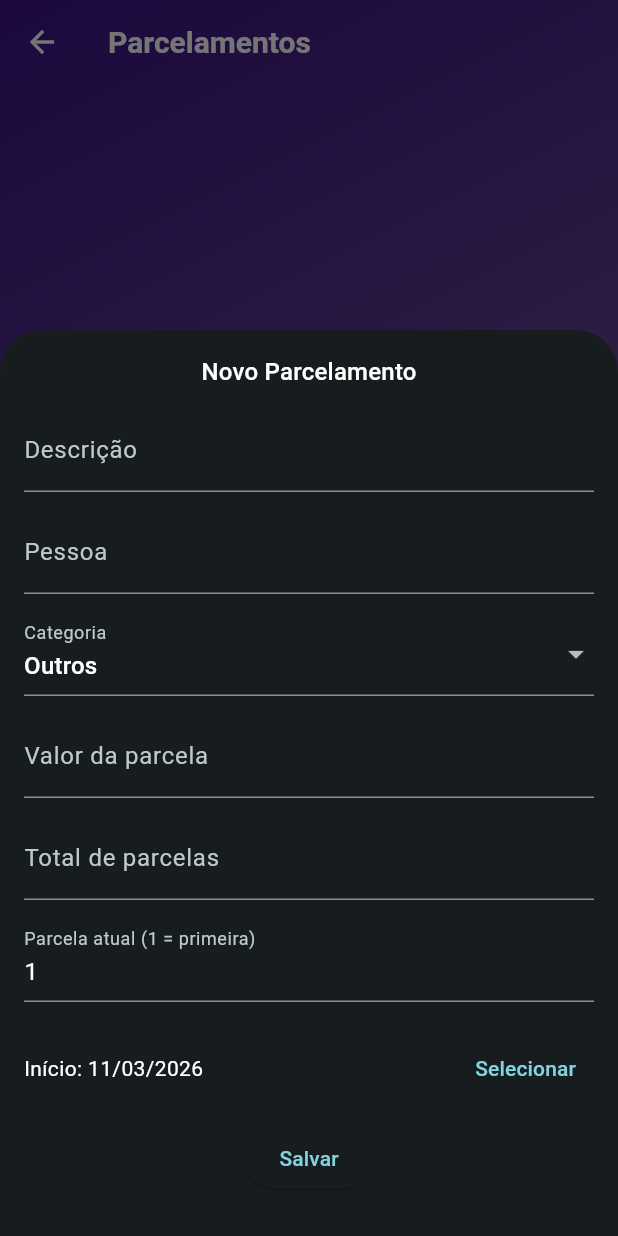
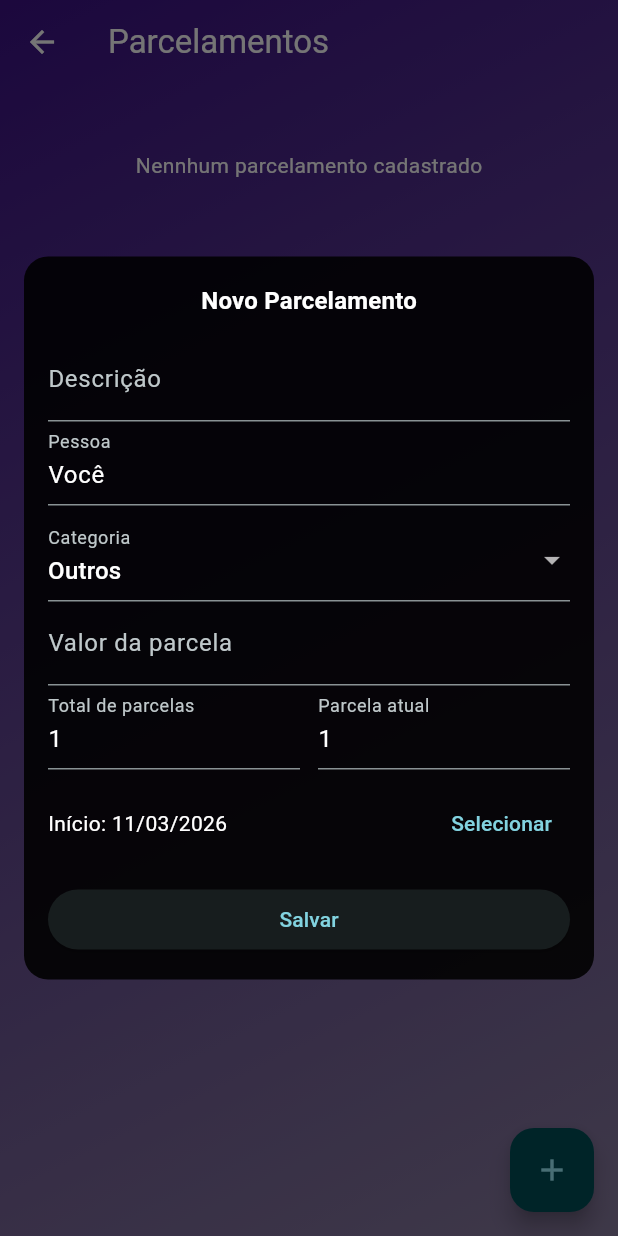
Before and after one commit to ianBAlmeida/financeControl, a Flutter app: the InstallmentsPage screen opened by its route, after a tap on the "add" icon, on a phone screen of 412 x 824 dp. Run offline on Flutter 3.47's test engine with Material 3 defaults, Android fonts, the light colour scheme and no system bars; our stand-ins replace fl_chart, go_router, shared_preferences; accounts and stored records are empty.

Commit message:
Mudanças no app e início do modal de novo gasto

```diff
--- /dev/null
+++ b/devtools_options.yaml
@@ -0,0 +1,3 @@
+description: This file stores settings for Dart & Flutter DevTools.
+documentation: https://docs.flutter.dev/tools/devtools/extensions#configure-extension-enablement-states
+extensions:
--- a/lib/app_router.dart
+++ b/lib/app_router.dart
@@ -20,7 +20,10 @@ final appRouter = GoRouter(
           path: 'installments',
           builder: (context, state) => const InstallmentsPage(),
         ),
-        GoRoute(path: 'summary', builder: (context, state) => SummaryPage()),
+        GoRoute(
+          path: 'summary',
+          builder: (context, state) => const SummaryPage(),
+        ),
       ],
     ),
   ],
--- a/lib/app_theme.dart
+++ b/lib/app_theme.dart
@@ -3,29 +3,20 @@ import 'package:flutter/material.dart';
 class AppTheme {
   static final light = ThemeData(
     useMaterial3: true,
-    brightness: Brightness.dark, // força tipografia/ícones brancos por padrão
+    brightness: Brightness.dark,
     colorScheme: ColorScheme.fromSeed(
       seedColor: Colors.white,
       brightness: Brightness.dark,
-    ),
-    scaffoldBackgroundColor: Colors.transparent, // mostra o gradiente do main
+    ).copyWith(surface: Colors.transparent, background: Colors.transparent),
+    scaffoldBackgroundColor: Colors.transparent,
+    canvasColor: Colors.transparent,
     appBarTheme: const AppBarTheme(
       backgroundColor: Colors.transparent,
       foregroundColor: Colors.white,
-      iconTheme: IconThemeData(color: Colors.white),
-      titleTextStyle: TextStyle(
-        color: Colors.white,
-        fontSize: 20,
-        fontWeight: FontWeight.w600,
-      ),
       elevation: 0,
     ),
     iconTheme: const IconThemeData(color: Colors.white),
     textTheme: ThemeData.dark().textTheme.apply(
-      bodyColor: Colors.white,
-      displayColor: Colors.white,
-    ),
-    primaryTextTheme: ThemeData.dark().textTheme.apply(
       bodyColor: Colors.white,
       displayColor: Colors.white,
     ),
@@ -37,17 +28,6 @@ class AppTheme {
       color: Colors.white.withOpacity(0.08),
       surfaceTintColor: Colors.transparent,
       elevation: 1,
-      margin: const EdgeInsets.symmetric(horizontal: 12, vertical: 6),
-    ),
-    floatingActionButtonTheme: const FloatingActionButtonThemeData(
-      foregroundColor: Colors.white,
-      backgroundColor: Colors.deepPurpleAccent,
-    ),
-    bottomNavigationBarTheme: const BottomNavigationBarThemeData(
-      selectedItemColor: Colors.white,
-      unselectedItemColor: Colors.white70,
-      backgroundColor: Colors.transparent,
-      type: BottomNavigationBarType.fixed,
     ),
   );
 }
--- /dev/null
+++ b/lib/features/credit/installments_dialog.dart
@@ -0,0 +1,196 @@
+import 'package:finance_control/data/category.dart';
+import 'package:finance_control/data/models.dart';
+import 'package:finance_control/data/repository.dart';
+import 'package:flutter/material.dart';
+import 'package:intl/intl.dart';
+
+class InstallmentsDialog extends StatefulWidget {
+  const InstallmentsDialog({
+    super.key,
+    required this.existing,
+    required this.repo,
+  });
+
+  final FinanceRepository repo;
+  final InstallmentPlan? existing;
+
+  @override
+  State<InstallmentsDialog> createState() => _InstallmentsDialogState();
+}
+
+class _InstallmentsDialogState extends State<InstallmentsDialog> {
+  final descCtrl = TextEditingController();
+  final personCtrl = TextEditingController(text: 'Você');
+  final valueCtrl = TextEditingController();
+  final totalCtrl = TextEditingController(text: '1');
+  final currentCtrl = TextEditingController(text: '1');
+  Category selected = Category.outros;
+  DateTime selectedDate = DateTime.now();
+  final currency = NumberFormat.simpleCurrency(locale: 'pt_BR');
+
+  @override
+  void initState() {
+    super.initState();
+    final e = widget.existing;
+    if (e != null) {
+      descCtrl.text = e.description;
+      personCtrl.text = e.person;
+      valueCtrl.text = e.installmentValue.toStringAsFixed(2);
+      totalCtrl.text = e.totalInstallments.toString();
+      currentCtrl.text = e.currentInstallment.toString();
+      selected = e.category;
+      selectedDate = e.startDate;
+    }
+  }
+
+  @override
+  void dispose() {
+    descCtrl.dispose();
+    personCtrl.dispose();
+    valueCtrl.dispose();
+    totalCtrl.dispose();
+    currentCtrl.dispose();
+    super.dispose();
+  }
+
+  Future<void> _pickDate() async {
+    final picked = await showDatePicker(
+      context: context,
+      firstDate: DateTime(2020),
+      lastDate: DateTime(2100),
+    );
+  }
+
+  Future<void> _save() async {
+    final value = double.tryParse(valueCtrl.text.replaceAll(',', '.')) ?? 0;
+    final total = int.tryParse(totalCtrl.text) ?? 0;
+    final current = int.tryParse(currentCtrl.text) ?? 1;
+    if (value <= 0 || total <= 0 || descCtrl.text.isEmpty) return;
+
+    final plan = InstallmentPlan(
+      id: widget.existing?.id ?? 'temp',
+      description: descCtrl.text,
+      category: selected,
+      person: personCtrl.text.isEmpty ? 'Você' : personCtrl.text,
+      installmentValue: value,
+      totalInstallments: total,
+      currentInstallment: current,
+      startDate: selectedDate,
+    );
+
+    if (widget.existing == null) {
+      await widget.repo.addInstallment(plan);
+    } else {
+      await widget.repo.updateInstallment(plan);
+    }
+    if (!mounted) return;
+    Navigator.pop(context, true);
+  }
+
+  @override
+  Widget build(BuildContext context) {
+    final TextTheme = Theme.of(context).textTheme;
+    return Dialog(
+      backgroundColor: const Color.fromARGB(
+        255,
+        0,
+        0,
+        0,
+      ).withValues(alpha: 0.88),
+      insetPadding: const EdgeInsets.symmetric(horizontal: 16, vertical: 24),
+      shape: RoundedRectangleBorder(borderRadius: BorderRadius.circular(16)),
+      child: SingleChildScrollView(
+        padding: EdgeInsets.only(
+          left: 16,
+          right: 16,
+          top: 18,
+          bottom: MediaQuery.of(context).viewInsets.bottom + 16,
+        ),
+        child: Column(
+          mainAxisSize: MainAxisSize.min,
+          children: [
+            Text(
+              widget.existing == null
+                  ? 'Novo Parcelamento'
+                  : 'Editar Parcelamento',
+              style: TextTheme.titleMedium?.copyWith(
+                fontWeight: FontWeight.w700,
+              ),
+            ),
+            const SizedBox(height: 12),
+            TextField(
+              controller: descCtrl,
+              decoration: const InputDecoration(labelText: 'Descrição'),
+            ),
+            TextField(
+              controller: personCtrl,
+              decoration: const InputDecoration(labelText: 'Pessoa'),
+            ),
+            const SizedBox(height: 8),
+            DropdownButtonFormField<Category>(
+              value: selected,
+              decoration: const InputDecoration(labelText: 'Categoria'),
+              items: Category.values
+                  .map((c) => DropdownMenuItem(value: c, child: Text(c.label)))
+                  .toList(),
+              onChanged: (v) => setState(() => selected = v ?? Category.outros),
+            ),
+            TextField(
+              controller: valueCtrl,
+              keyboardType: const TextInputType.numberWithOptions(
+                decimal: true,
+              ),
+              decoration: const InputDecoration(labelText: 'Valor da parcela'),
+            ),
+            Row(
+              children: [
+                Expanded(
+                  child: TextField(
+                    controller: totalCtrl,
+                    keyboardType: TextInputType.number,
+                    decoration: const InputDecoration(
+                      labelText: 'Total de parcelas',
+                    ),
+                  ),
+                ),
+                const SizedBox(width: 12),
+                Expanded(
+                  child: TextField(
+                    controller: currentCtrl,
+                    keyboardType: TextInputType.number,
+                    decoration: const InputDecoration(
+                      labelText: 'Parcela atual',
+                    ),
+                  ),
+                ),
+              ],
+            ),
+            const SizedBox(height: 12),
+            Row(
+              children: [
+                Expanded(
+                  child: Text(
+                    'Início: ${DateFormat.yMd('pt_BR').format(selectedDate)}',
+                    style: TextTheme.bodyMedium,
+                  ),
+                ),
+                TextButton(
+                  onPressed: _pickDate,
+                  child: const Text('Selecionar'),
+                ),
+              ],
+            ),
+            const SizedBox(height: 16),
+            SizedBox(
+              width: double.infinity,
+              child: ElevatedButton(
+                onPressed: _save,
+                child: const Text('Salvar'),
+              ),
+            ),
+          ],
+        ),
+      ),
+    );
+  }
+}
--- a/lib/features/credit/installments_page.dart
+++ b/lib/features/credit/installments_page.dart
@@ -2,6 +2,7 @@ import 'package:finance_control/data/category.dart';
 import 'package:finance_control/data/local_storage.dart';
 import 'package:finance_control/data/models.dart';
 import 'package:finance_control/data/repository.dart';
+import 'package:finance_control/features/credit/installments_dialog.dart';
 import 'package:flutter/material.dart';
 import 'package:intl/intl.dart';
 
@@ -14,7 +15,7 @@ class InstallmentsPage extends StatefulWidget {
 
 class _InstallmentsPageState extends State<InstallmentsPage> {
   late final FinanceRepository repo;
-  List<InstallmentPlan> plans = [];
+  List<InstallmentPlan> installments = [];
   bool loading = true;
   final currency = NumberFormat.simpleCurrency(locale: 'pt_BR');
 
@@ -27,179 +28,130 @@ class _InstallmentsPageState extends State<InstallmentsPage> {
 
   Future<void> _load() async {
     setState(() => loading = true);
+    try {
+      await repo.reload();
       final list = await repo.getInstallments();
       setState(() {
-      plans = list;
+        installments = list;
         loading = false;
       });
+    } catch (e) {
+      if (!mounted) return;
+      setState(() => loading = false);
+      ScaffoldMessenger.of(
+        context,
+      ).showSnackBar(SnackBar(content: Text('Erro ao carregar parcelas: $e')));
+    }
   }
 
-  Future<void> _addOrEdit(InstallmentPlan? existing) async {
-    final descCtrl = TextEditingController(text: existing?.description ?? '');
-    final personCtrl = TextEditingController(text: existing?.person ?? '');
-    final valueCtrl = TextEditingController(
-      text: existing?.installmentValue.toString() ?? '',
+  Future<void> _openDialog([InstallmentPlan? existing]) async {
+    final changed = await showDialog<bool>(
+      context: context,
+      barrierDismissible: true,
+      builder: (_) => InstallmentsDialog(existing: existing, repo: repo),
     );
-    final totalCtrl = TextEditingController(
-      text: existing?.totalInstallments.toString() ?? '',
+  }
+
+  Future<void> _remove(String id) async {
+    final confirm = await showDialog<bool>(
+      context: context,
+      builder: (_) => AlertDialog(
+        title: const Text('Remover parcelamento'),
+        content: const Text('Tem certeza que deseja remover o parcelamento?'),
+        actions: [
+          TextButton(
+            onPressed: () => Navigator.pop(context, false),
+            child: const Text('Cancelar'),
+          ),
+          TextButton(
+            onPressed: () => Navigator.pop(context, true),
+            child: const Text('Remover'),
+          ),
+        ],
+      ),
     );
-    final currentCtrl = TextEditingController(
-      text: existing?.currentInstallment.toString() ?? '1',
-    );
-    Category selected = existing?.category ?? Category.outros;
-    DateTime startDate = existing?.startDate ?? DateTime.now();
+    if (confirm == true) {
+      await repo.removeInstallment(id);
+      _load();
+    }
+  }
 
-    await showModalBottomSheet(
-      context: context,
-      isScrollControlled: true,
-      builder: (ctx) => Padding(
-        padding: EdgeInsetsGeometry.only(
-          left: 16,
-          right: 16,
-          top: 16,
-          bottom: 16 + MediaQuery.of(context).viewInsets.bottom,
+  @override
+  Widget build(BuildContext context) {
+    if (loading) {
+      return const Scaffold(body: Center(child: CircularProgressIndicator()));
+    }
+
+    return Scaffold(
+      appBar: AppBar(title: const Text('Parcelamentos')),
+      floatingActionButton: FloatingActionButton(
+        onPressed: () => _openDialog(),
+        child: const Icon(Icons.add),
+      ),
+      body: RefreshIndicator(
+        onRefresh: _load,
+        child: ListView(
+          padding: const EdgeInsets.all(12),
+          children: [
+            if (installments.isEmpty)
+              const Padding(
+                padding: EdgeInsets.only(top: 32),
+                child: Center(child: Text('Nennhum parcelamento cadastrado')),
+              ),
+            ...installments.map((plan) {
+              final subtitle = [
+                plan.category.label,
+                plan.person,
+                'Início: ${DateFormat.yMd('pt_BR').format(plan.startDate)}',
+                'Parcela ${plan.currentInstallment}/${plan.totalInstallments}',
+              ].join(' • ');
+
+              return Card(
+                child: ListTile(
+                  isThreeLine: true,
+                  contentPadding: const EdgeInsets.symmetric(
+                    horizontal: 12,
+                    vertical: 8,
+                  ),
+                  title: Text(plan.description),
+                  subtitle: Text(subtitle),
+                  trailing: ConstrainedBox(
+                    constraints: const BoxConstraints(
+                      minWidth: 96,
+                      maxWidth: 120,
                     ),
                     child: Column(
                       mainAxisSize: MainAxisSize.min,
+                      crossAxisAlignment: CrossAxisAlignment.end,
                       children: [
-            Text(
-              existing == null ? 'Novo Parcelamento' : 'Editar Parcelamento',
-              style: Theme.of(context).textTheme.titleMedium,
+                        Text(currency.format(plan.installmentValue)),
+                        const SizedBox(height: 6),
+                        Wrap(
+                          spacing: 4,
+                          runSpacing: 4,
+                          alignment: WrapAlignment.end,
+                          children: [
+                            IconButton(
+                              onPressed: () => _openDialog(plan),
+                              icon: const Icon(Icons.edit, size: 20),
+                              tooltip: 'Editar',
                             ),
-            SizedBox(height: 12),
-            TextField(
-              controller: descCtrl,
-              decoration: const InputDecoration(labelText: 'Descrição'),
-            ),
-            SizedBox(height: 12),
-            TextField(
-              controller: personCtrl,
-              decoration: const InputDecoration(labelText: 'Pessoa'),
-            ),
-            SizedBox(height: 12),
-            DropdownButtonFormField<Category>(
-              value: selected,
-              items: Category.values
-                  .map((c) => DropdownMenuItem(value: c, child: Text(c.label)))
-                  .toList(),
-              onChanged: (c) => selected = c ?? selected,
-              decoration: const InputDecoration(labelText: 'Categoria'),
-            ),
-            SizedBox(height: 12),
-            TextField(
-              controller: valueCtrl,
-              decoration: InputDecoration(labelText: 'Valor da parcela'),
-              keyboardType: TextInputType.number,
-            ),
-            SizedBox(height: 12),
-            TextField(
-              controller: totalCtrl,
-              decoration: InputDecoration(labelText: 'Total de parcelas'),
-              keyboardType: TextInputType.number,
-            ),
-            SizedBox(height: 12),
-            TextField(
-              controller: currentCtrl,
-              decoration: const InputDecoration(
-                labelText: 'Parcela atual (1 = primeira)',
-              ),
-              keyboardType: TextInputType.number,
-            ),
-            SizedBox(height: 12),
-            const SizedBox(height: 8),
-            Row(
-              children: [
-                Expanded(
-                  child: Text(
-                    'Início: ${DateFormat.yMd('pt_BR').format(startDate)}',
-                  ),
-                ),
-                TextButton(
-                  onPressed: () async {
-                    final picked = await showDatePicker(
-                      context: context,
-                      initialDate: startDate,
-                      firstDate: DateTime(2020),
-                      lastDate: DateTime(2100),
-                    );
-
-                    if (picked != null) {
-                      setState(() => startDate = picked);
-                    }
-                  },
-                  child: Text('Selecionar'),
+                            IconButton(
+                              icon: const Icon(Icons.delete, size: 20),
+                              onPressed: () => _remove(plan.id),
+                              tooltip: 'Remover',
                             ),
                           ],
                         ),
-            const SizedBox(height: 12),
-            ElevatedButton(
-              onPressed: () async {
-                final value =
-                    double.tryParse(valueCtrl.text.replaceAll(',', ',')) ?? 0;
-                final total = int.tryParse(totalCtrl.text) ?? 0;
-                final current = int.tryParse(currentCtrl.text) ?? 1;
-                if (value <= 0 || total < 0 || descCtrl.text.isEmpty) return;
-                final plan = InstallmentPlan(
-                  id: existing?.id ?? 'temp',
-                  description: descCtrl.text,
-                  category: selected,
-                  person: personCtrl.text.isEmpty ? 'Você' : personCtrl.text,
-                  installmentValue: value,
-                  totalInstallments: total,
-                  currentInstallment: current.clamp(1, total),
-                  startDate: startDate,
+                      ],
+                    ),
+                  ),
+                ),
               );
-
-                if (existing == null) {
-                  await repo.addInstallment(plan);
-                } else {
-                  repo.updateInstallment(plan);
-                }
-                Navigator.pop(context);
-                _load();
-              },
-              child: const Text('Salvar'),
-            ),
-            const SizedBox(height: 12),
+            }),
           ],
         ),
       ),
     );
   }
-
-  @override
-  Widget build(BuildContext context) {
-    if (loading)
-      return const Scaffold(body: Center(child: CircularProgressIndicator()));
-    return Scaffold(
-      appBar: AppBar(title: const Text('Parcelamentos')),
-      body: ListView(
-        padding: const EdgeInsets.all(12),
-        children: [
-          ...plans.map((p) {
-            final progress = '${p.currentInstallment}/${p.totalInstallments}';
-            return Card(
-              child: ListTile(
-                title: Text(p.description),
-                subtitle: Text(
-                  '${p.category.label} • ${p.person} • ${progress} • Início: • ${DateFormat.yMd('pt_BR').format(p.startDate)}',
-                ),
-                trailing: Text(currency.format(p.installmentValue)),
-                onTap: () => _addOrEdit(p),
-                onLongPress: () async {
-                  await repo.removeInstallment(p.id);
-                  _load();
-                },
-              ),
-            );
-          }),
-          const SizedBox(height: 64),
-        ],
-      ),
-      floatingActionButton: FloatingActionButton(
-        onPressed: () => _addOrEdit(null),
-        child: const Icon(Icons.add),
-      ),
-    );
 }
-}
--- a/lib/features/summary/category_pie_chart.dart
+++ b/lib/features/summary/category_pie_chart.dart
@@ -32,7 +32,6 @@ class CategoryPieChart extends StatelessWidget {
 }
 
 Map<Category, Color> _categoryColors(BuildContext context) {
-  final cs = Theme.of(context).colorScheme;
   return {
     Category.alimentacao: Colors.redAccent,
     Category.carro: Colors.blueGrey,
--- a/lib/features/summary/summary_page.dart
+++ b/lib/features/summary/summary_page.dart
@@ -4,7 +4,6 @@ import '../../data/repository.dart';
 import '../../data/local_storage.dart';
 import '../../data/models.dart';
 import '../summary/category_totals.dart';
-import '../summary/category_pie_chart.dart';
 import '../../data/category.dart';
 
 // Tela de resumo geral
--- a/pubspec.yaml
+++ b/pubspec.yaml
@@ -38,6 +38,7 @@ dependencies:
   uuid: ^4.5.2
   flutter_localizations:
     sdk: flutter
+  provider: ^6.1.5+1
 
   # The following adds the Cupertino Icons font to your application.
   # Use with the CupertinoIcons class for iOS style icons.
```
Also changed, not shown: lib/data/repository.dart (+6 -3 lines), lib/features/balance/debit_page.dart (+12 -1 lines), lib/features/credit/credit_month.dart (+9 -0 lines), lib/features/dashboard/dashboard_page.dart (+10 -12 lines), lib/main.dart (+9 -1 lines), pubspec.lock. Lines whose indentation alone changed are shown as unchanged.
